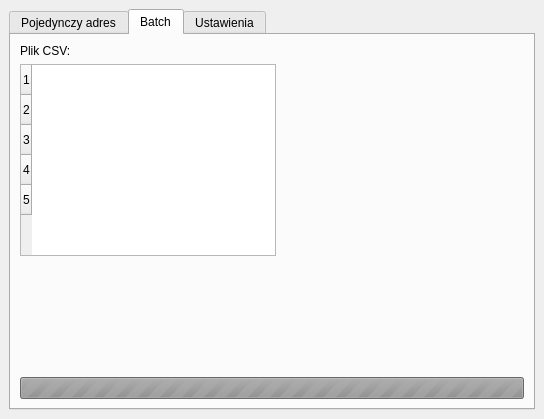
The window that algomaps_qgis_dockwidget_base.ui (Algolytics/algomaps_qgis) describes before a commit, drawn with Qt 5.
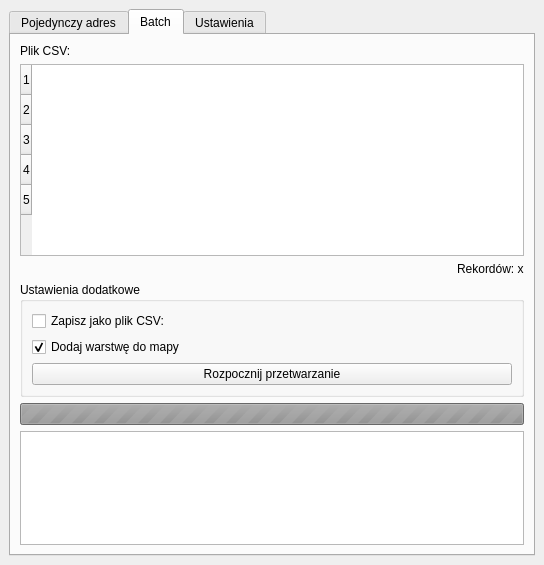
The same window after the commit. Custom widgets are drawn as their Qt base class.

Commit message: BATCH: add batch comboBoxes into table; linecount param change to None UI: add settings and button to batch tab

Patch:
```diff
--- a/algomaps_qgis_dockwidget_base.ui
+++ b/algomaps_qgis_dockwidget_base.ui
@@ -7,7 +7,7 @@
     <x>0</x>
     <y>0</y>
     <width>544</width>
-    <height>402</height>
+    <height>565</height>
    </rect>
   </property>
   <property name="windowTitle">
@@ -342,20 +342,7 @@
         <string>Batch</string>
        </attribute>
        <layout class="QGridLayout" name="gridLayout_4">
-        <item row="0" column="0">
-         <widget class="QLabel" name="lbl_csv_file">
-          <property name="sizePolicy">
-           <sizepolicy hsizetype="Fixed" vsizetype="Preferred">
-            <horstretch>0</horstretch>
-            <verstretch>0</verstretch>
-           </sizepolicy>
-          </property>
-          <property name="text">
-           <string>Plik CSV:</string>
-          </property>
-         </widget>
-        </item>
-        <item row="3" column="0" colspan="4">
+        <item row="5" column="0" colspan="2">
          <widget class="QProgressBar" name="progress_batch">
           <property name="enabled">
            <bool>false</bool>
@@ -378,10 +365,17 @@
           </property>
          </widget>
         </item>
+        <item row="6" column="0" colspan="2">
+         <widget class="QTextBrowser" name="textBrowser">
+          <property name="enabled">
+           <bool>true</bool>
+          </property>
+         </widget>
+        </item>
         <item row="1" column="0" colspan="2">
          <widget class="QTableWidget" name="tableWidget_batch">
           <property name="sizePolicy">
-           <sizepolicy hsizetype="Expanding" vsizetype="Expanding">
+           <sizepolicy hsizetype="Expanding" vsizetype="Fixed">
             <horstretch>0</horstretch>
             <verstretch>0</verstretch>
            </sizepolicy>
@@ -417,7 +411,33 @@
           <row/>
          </widget>
         </item>
-        <item row="2" column="0">
+        <item row="2" column="0" colspan="2" alignment="Qt::AlignRight">
+         <widget class="QLabel" name="lbl_records">
+          <property name="minimumSize">
+           <size>
+            <width>0</width>
+            <height>0</height>
+           </size>
+          </property>
+          <property name="text">
+           <string>Rekordów: x</string>
+          </property>
+         </widget>
+        </item>
+        <item row="0" column="0">
+         <widget class="QLabel" name="lbl_csv_file">
+          <property name="sizePolicy">
+           <sizepolicy hsizetype="Fixed" vsizetype="Preferred">
+            <horstretch>0</horstretch>
+            <verstretch>0</verstretch>
+           </sizepolicy>
+          </property>
+          <property name="text">
+           <string>Plik CSV:</string>
+          </property>
+         </widget>
+        </item>
+        <item row="4" column="0">
          <spacer name="verticalSpacer">
           <property name="orientation">
            <enum>Qt::Vertical</enum>
@@ -430,6 +450,42 @@
           </property>
          </spacer>
         </item>
+        <item row="3" column="0" colspan="2">
+         <widget class="QGroupBox" name="group_batch">
+          <property name="title">
+           <string>Ustawienia dodatkowe</string>
+          </property>
+          <layout class="QGridLayout" name="gridLayout_8">
+           <item row="0" column="2">
+            <widget class="QgsFileWidget" name="file_batch_save"/>
+           </item>
+           <item row="0" column="1">
+            <widget class="QCheckBox" name="chk_save_csv">
+             <property name="text">
+              <string>Zapisz jako plik CSV: </string>
+             </property>
+            </widget>
+           </item>
+           <item row="1" column="1">
+            <widget class="QCheckBox" name="chk_add_map">
+             <property name="text">
+              <string>Dodaj warstwę do mapy</string>
+             </property>
+             <property name="checked">
+              <bool>true</bool>
+             </property>
+            </widget>
+           </item>
+           <item row="2" column="1" colspan="2">
+            <widget class="QPushButton" name="pushButton">
+             <property name="text">
+              <string>Rozpocznij przetwarzanie</string>
+             </property>
+            </widget>
+           </item>
+          </layout>
+         </widget>
+        </item>
        </layout>
       </widget>
       <widget class="QWidget" name="tab_settings">
```
Left out of the diff: 2 changed lines with no effect on the pictures. The commit also changes 1 other file.
